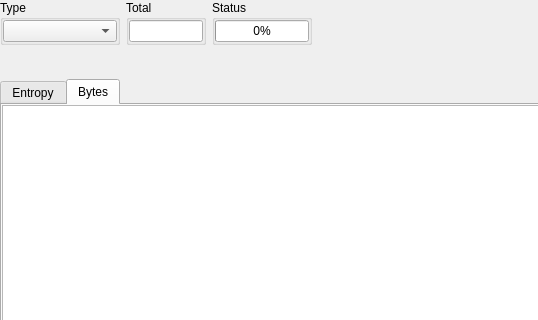
Above: xentropywidget.ui from horsicq/XEntropyWidget before the change; both pictures show x 0 to 538 and y 0 to 320 of the 893 by 592 pixel window. Below: the same form after it.
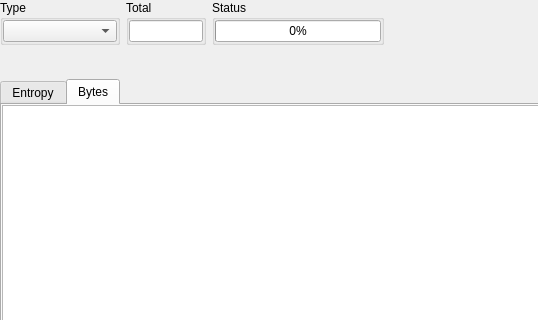
That is the form after the change. Custom widgets are drawn as their Qt base class.

What changed in the file:
```diff
--- a/xentropywidget.ui
+++ b/xentropywidget.ui
@@ -99,16 +99,10 @@
       <widget class="QGroupBox" name="groupBoxStatus">
        <property name="minimumSize">
         <size>
-         <width>100</width>
+         <width>150</width>
          <height>0</height>
         </size>
        </property>
-       <property name="maximumSize">
-        <size>
-         <width>100</width>
-         <height>16777215</height>
-        </size>
-       </property>
        <property name="title">
         <string>Status</string>
        </property>
```
